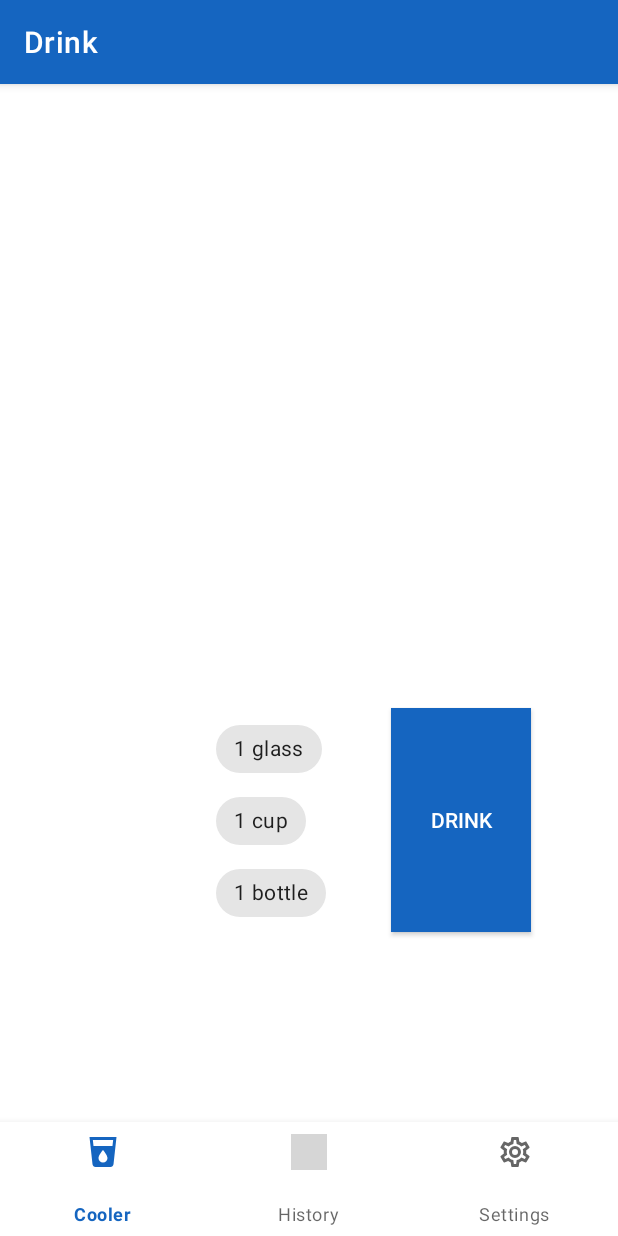
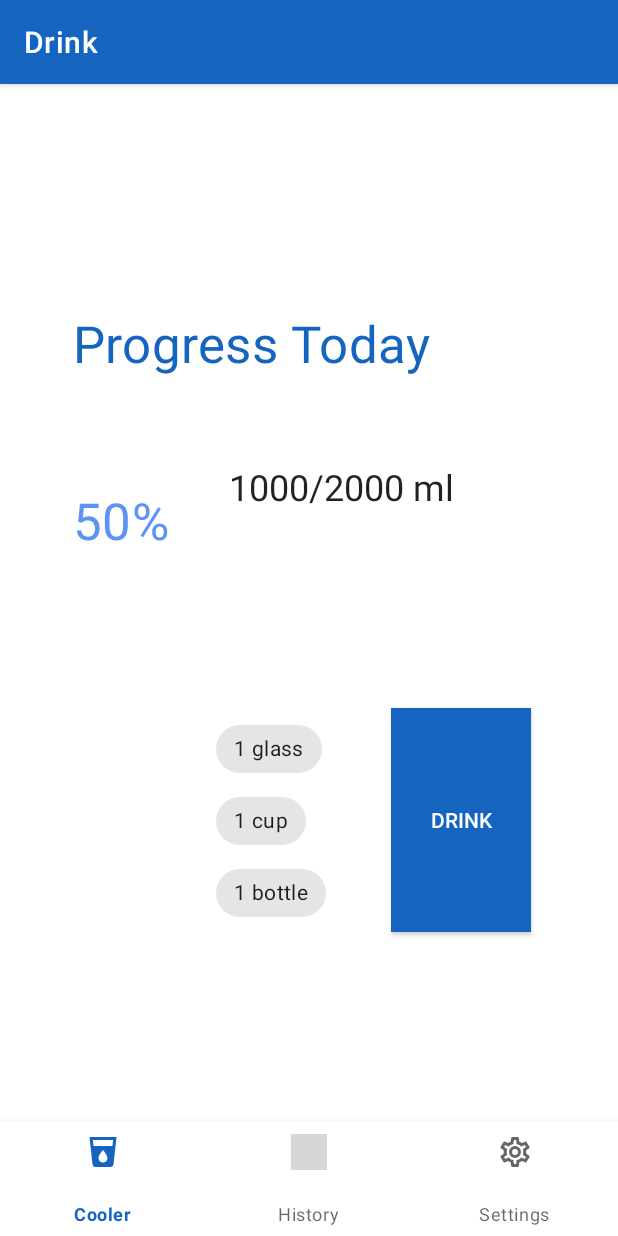
Before and after one commit to kamilchulakov/DrinkSomeWater, an Android app: the DrinkFragment screen opened through its navigation route, on a phone screen of 412 x 824 dp. Run offline under Robolectric (Android 15) with nearby library versions, the phone set to English and light mode, and no system bars; our stand-ins replace navigation-ui; grey boxes are pictures that could not be loaded.

Commit message:
Add progress tracking elements. TODO: add nice bottle with animation

```diff
--- a/app/src/main/res/layout/fragment_drink.xml
+++ b/app/src/main/res/layout/fragment_drink.xml
@@ -36,20 +36,56 @@
                 style="@style/Widget.MaterialComponents.Chip.Choice"
                 android:layout_width="wrap_content"
                 android:layout_height="wrap_content"
-                android:text="1 glass" />
+                android:text="@string/_1_glass" />
 
             <com.google.android.material.chip.Chip
                 style="@style/Widget.MaterialComponents.Chip.Choice"
                 android:layout_width="wrap_content"
                 android:layout_height="wrap_content"
-                android:text="1 cup" />
+                android:text="@string/_1_cup" />
 
             <com.google.android.material.chip.Chip
                 style="@style/Widget.MaterialComponents.Chip.Choice"
                 android:layout_width="wrap_content"
                 android:layout_height="wrap_content"
-                android:text="1 bottle" />
+                android:text="@string/_1_bottle" />
         </com.google.android.material.chip.ChipGroup>
+
+        <TextView
+            android:id="@+id/progressText"
+            style="@style/TextAppearance.MaterialComponents.Headline4"
+            android:layout_width="289dp"
+            android:layout_height="94dp"
+            android:layout_marginEnd="52dp"
+            android:layout_marginBottom="8dp"
+            android:text="Progress Today"
+            android:textColor="@color/primaryColor"
+            app:layout_constraintBottom_toTopOf="@+id/todayProgressText"
+            app:layout_constraintEnd_toEndOf="parent" />
+
+        <TextView
+            style="@style/TextAppearance.MaterialComponents.Headline5"
+            android:id="@+id/todayProgressText"
+            android:layout_width="185dp"
+            android:layout_height="91dp"
+            android:layout_marginEnd="52dp"
+            android:layout_marginBottom="76dp"
+            android:text="1000/2000 ml"
+            app:layout_constraintBottom_toTopOf="@+id/chipGroup"
+            app:layout_constraintEnd_toEndOf="parent" />
+
+        <TextView
+            android:id="@+id/percentage"
+            style="@style/TextAppearance.MaterialComponents.Headline4"
+            android:layout_width="88dp"
+            android:layout_height="85dp"
+            android:layout_marginEnd="16dp"
+            android:layout_marginBottom="376dp"
+            android:text="50% "
+            android:textColor="@color/primaryLightColor"
+            app:layout_constraintBottom_toBottomOf="parent"
+            app:layout_constraintEnd_toStartOf="@+id/todayProgressText" />
+
     </androidx.constraintlayout.widget.ConstraintLayout>
 
 </FrameLayout>
--- a/app/src/main/res/values/strings.xml
+++ b/app/src/main/res/values/strings.xml
@@ -3,6 +3,8 @@
     <string name="settings">Settings</string>
     <string name="history">History</string>
     <string name="cooler">Cooler</string>
-    <!-- TODO: Remove or change this placeholder text -->
     <string name="hello_blank_fragment">Hello blank fragment</string>
+    <string name="_1_glass">1 glass</string>
+    <string name="_1_cup">1 cup</string>
+    <string name="_1_bottle">1 bottle</string>
 </resources>
```
